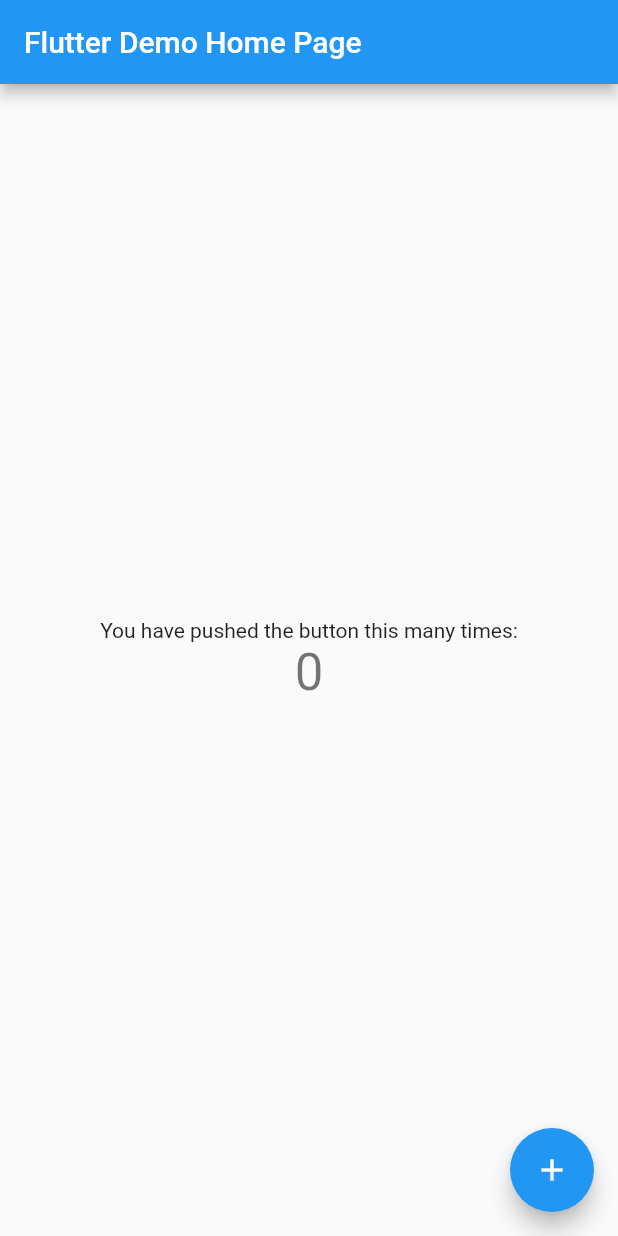
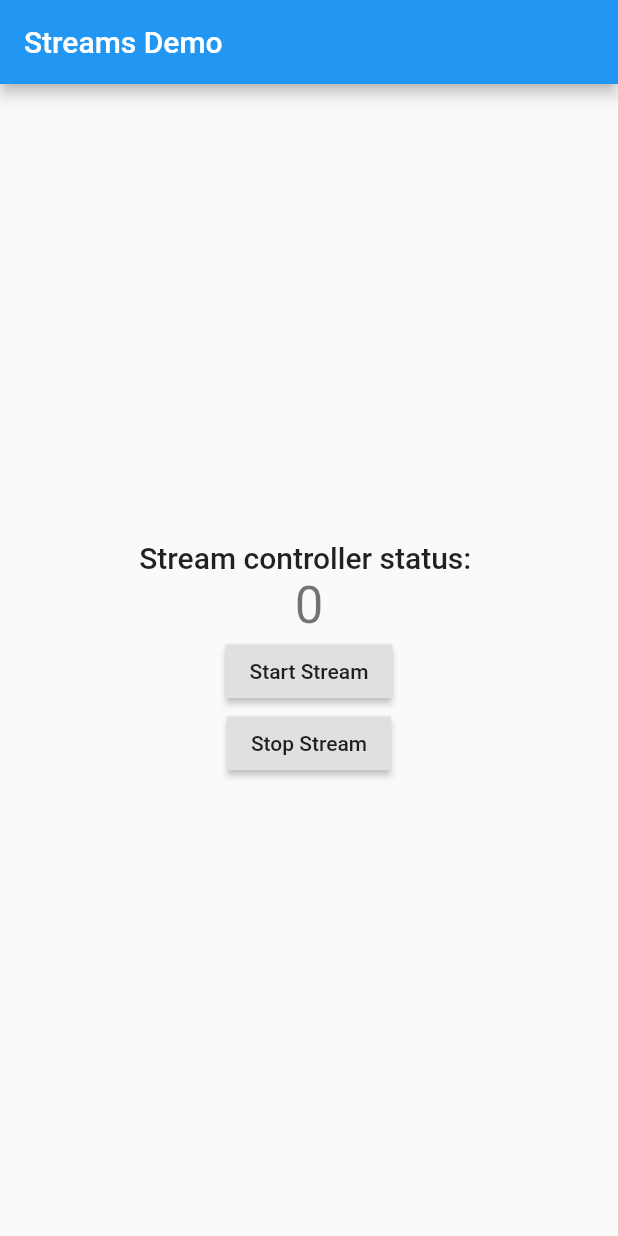
Before and after one commit to nsmirosh/DartStreamsExample, a Flutter app: the screen it shows after launch, on a phone screen of 412 x 824 dp. Run offline on Flutter 3.47's test engine with Material 2 defaults, Android fonts, the phone set to English and light mode, and no system bars.

Commit message:
The Stream is being launched and is working and displaying feedback

```diff
--- a/lib/main.dart
+++ b/lib/main.dart
@@ -1,3 +1,5 @@
+import 'dart:async';
+
 import 'package:flutter/material.dart';
 
 void main() {
@@ -5,44 +7,21 @@ void main() {
 }
 
 class MyApp extends StatelessWidget {
-  // This widget is the root of your application.
   @override
   Widget build(BuildContext context) {
     return MaterialApp(
-      title: 'Flutter Demo',
+      title: 'Streams Demo',
       theme: ThemeData(
-        // This is the theme of your application.
-        //
-        // Try running your application with "flutter run". You'll see the
-        // application has a blue toolbar. Then, without quitting the app, try
-        // changing the primarySwatch below to Colors.green and then invoke
-        // "hot reload" (press "r" in the console where you ran "flutter run",
-        // or simply save your changes to "hot reload" in a Flutter IDE).
-        // Notice that the counter didn't reset back to zero; the application
-        // is not restarted.
         primarySwatch: Colors.blue,
-        // This makes the visual density adapt to the platform that you run
-        // the app on. For desktop platforms, the controls will be smaller and
-        // closer together (more dense) than on mobile platforms.
         visualDensity: VisualDensity.adaptivePlatformDensity,
       ),
-      home: MyHomePage(title: 'Flutter Demo Home Page'),
+      home: MyHomePage(title: 'Streams Demo'),
     );
   }
 }
 
 class MyHomePage extends StatefulWidget {
   MyHomePage({Key key, this.title}) : super(key: key);
-
-  // This widget is the home page of your application. It is stateful, meaning
-  // that it has a State object (defined below) that contains fields that affect
-  // how it looks.
-
-  // This class is the configuration for the state. It holds the values (in this
-  // case the title) provided by the parent (in this case the App widget) and
-  // used by the build method of the State. Fields in a Widget subclass are
-  // always marked "final".
-
   final String title;
 
   @override
@@ -50,68 +29,89 @@ class MyHomePage extends StatefulWidget {
 }
 
 class _MyHomePageState extends State<MyHomePage> {
-  int _counter = 0;
+  int _progress = 0;
 
-  void _incrementCounter() {
-    setState(() {
-      // This call to setState tells the Flutter framework that something has
-      // changed in this State, which causes it to rerun the build method below
-      // so that the display can reflect the updated values. If we changed
-      // _counter without calling setState(), then the build method would not be
-      // called again, and so nothing would appear to happen.
-      _counter++;
-    });
-  }
+  String streamControllerStatus = "";
 
   @override
   Widget build(BuildContext context) {
-    // This method is rerun every time setState is called, for instance as done
-    // by the _incrementCounter method above.
-    //
-    // The Flutter framework has been optimized to make rerunning build methods
-    // fast, so that you can just rebuild anything that needs updating rather
-    // than having to individually change instances of widgets.
     return Scaffold(
       appBar: AppBar(
-        // Here we take the value from the MyHomePage object that was created by
-        // the App.build method, and use it to set our appbar title.
         title: Text(widget.title),
       ),
       body: Center(
-        // Center is a layout widget. It takes a single child and positions it
-        // in the middle of the parent.
         child: Column(
-          // Column is also a layout widget. It takes a list of children and
-          // arranges them vertically. By default, it sizes itself to fit its
-          // children horizontally, and tries to be as tall as its parent.
-          //
-          // Invoke "debug painting" (press "p" in the console, choose the
-          // "Toggle Debug Paint" action from the Flutter Inspector in Android
-          // Studio, or the "Toggle Debug Paint" command in Visual Studio Code)
-          // to see the wireframe for each widget.
-          //
-          // Column has various properties to control how it sizes itself and
-          // how it positions its children. Here we use mainAxisAlignment to
-          // center the children vertically; the main axis here is the vertical
-          // axis because Columns are vertical (the cross axis would be
-          // horizontal).
           mainAxisAlignment: MainAxisAlignment.center,
           children: <Widget>[
+
             Text(
-              'You have pushed the button this many times:',
+              'Stream controller status: $streamControllerStatus',
+              style: Theme.of(context).textTheme.headline6,
             ),
             Text(
-              '$_counter',
+              '$_progress',
               style: Theme.of(context).textTheme.headline4,
+            ),
+            RaisedButton(
+              child: Text("Start Stream"),
+              onPressed: () => _startStream(),
+            ),
+            RaisedButton(
+              child: Text("Stop Stream"),
+              onPressed: () => _stopStream(),
             ),
           ],
         ),
       ),
-      floatingActionButton: FloatingActionButton(
-        onPressed: _incrementCounter,
-        tooltip: 'Increment',
-        child: Icon(Icons.add),
-      ), // This trailing comma makes auto-formatting nicer for build methods.
     );
   }
+
+  _startStream() {
+    print("start stream initiated");
+    /*final subscription = */timedCounter(Duration(seconds: 1)).listen((event) {
+      print("event = $event");
+      setState(() => _progress = event);
+    });
+
+//    subscription.cancel();
+  }
+
+  _stopStream() {}
+
+  Stream<int> timedCounter(Duration interval, [int maxCount]) {
+    StreamController<int> controller;
+    Timer timer;
+    int counter = 0;
+
+    void tick(_) {
+      counter++;
+      controller.add(counter);
+      if (counter == maxCount) {
+        timer.cancel();
+        controller.close();
+      }
+    }
+
+    void startTimer() {
+      timer = Timer.periodic(interval, tick);
+    }
+
+    void stopTimer() {
+      if (timer != null) {
+        timer.cancel();
+        timer = null;
+      }
+    }
+
+    controller = StreamController<int>(
+        onListen:()  {
+          streamControllerStatus = "onListen invoked";
+          startTimer();
+        },
+        onPause: stopTimer,
+        onResume: startTimer,
+        onCancel: stopTimer);
+
+    return controller.stream;
+  }
 }
```
